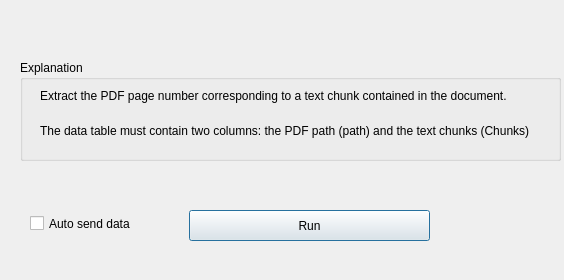
The window that orangecontrib/AAIT/widgets/designer/owgetpages.ui (TigerODM/TigerODM) describes before a commit, drawn with Qt 5.
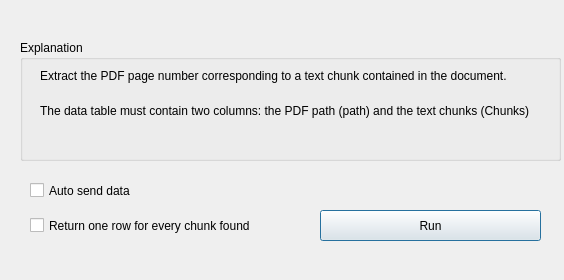
The same window after the commit.

```diff
--- a/orangecontrib/AAIT/widgets/designer/owgetpages.ui
+++ b/orangecontrib/AAIT/widgets/designer/owgetpages.ui
@@ -17,8 +17,8 @@
    <property name="geometry">
     <rect>
      <x>30</x>
-     <y>213</y>
-     <width>191</width>
+     <y>180</y>
+     <width>141</width>
      <height>21</height>
     </rect>
    </property>
@@ -29,13 +29,26 @@
     <bool>true</bool>
    </property>
   </widget>
+  <widget class="QCheckBox" name="oneRowPerChunkCheckBox">
+   <property name="geometry">
+    <rect>
+     <x>30</x>
+     <y>215</y>
+     <width>300</width>
+     <height>21</height>
+    </rect>
+   </property>
+   <property name="text">
+    <string>Return one row for every chunk found</string>
+   </property>
+  </widget>
   <widget class="QGroupBox" name="groupBox">
    <property name="geometry">
     <rect>
      <x>20</x>
-     <y>60</y>
+     <y>40</y>
      <width>541</width>
-     <height>101</height>
+     <height>121</height>
     </rect>
    </property>
    <property name="title">
@@ -71,9 +84,9 @@
   <widget class="QPushButton" name="pushButton">
    <property name="geometry">
     <rect>
-     <x>189</x>
+     <x>320</x>
      <y>210</y>
-     <width>241</width>
+     <width>221</width>
      <height>31</height>
     </rect>
    </property>
```
